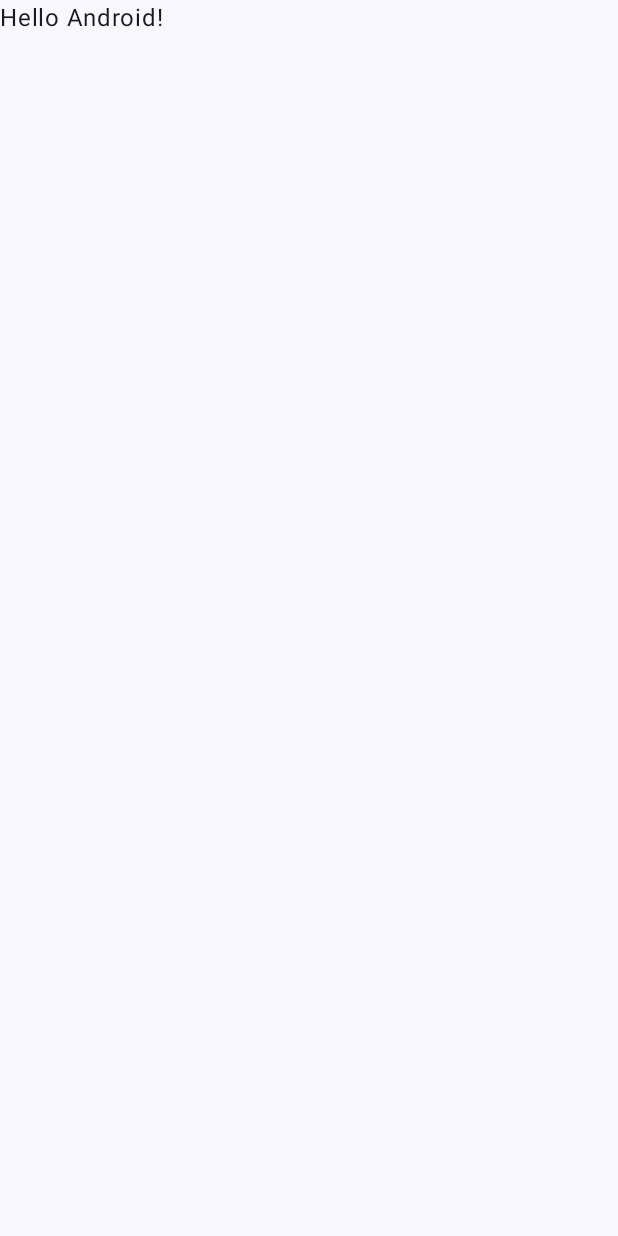
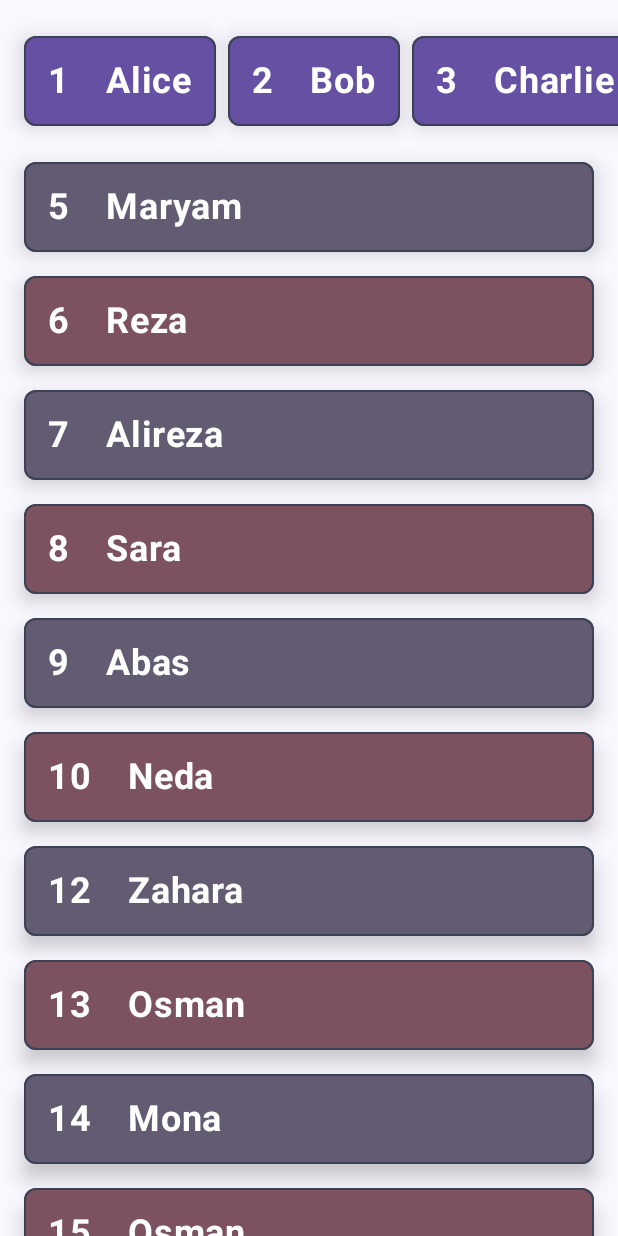
Before and after one commit to Aliza-sh/aliza-android-JC, an Android app built with Jetpack Compose: the screen it shows after launch (MainActivity), on a phone screen of 412 x 824 dp. Before the commit the screen is almost empty. Run offline under Robolectric (Android 15) with nearby library versions, the phone set to English and light mode, and no system bars; our stand-ins replace livedata-compose.

Commit message:
Basic implementation of Lazy column and row

```diff
--- a/app/build.gradle.kts
+++ b/app/build.gradle.kts
@@ -66,4 +66,7 @@ dependencies {
     androidTestImplementation(libs.androidx.ui.test.junit4)
     debugImplementation(libs.androidx.ui.tooling)
     debugImplementation(libs.androidx.ui.test.manifest)
+
+    //liveData + state
+    implementation(libs.androidx.runtime.livedata)
 }
--- a/app/src/main/java/com/aliza/alizaandroidJC/MainActivity.kt
+++ b/app/src/main/java/com/aliza/alizaandroidJC/MainActivity.kt
@@ -4,44 +4,92 @@ import android.os.Bundle
 import androidx.activity.ComponentActivity
 import androidx.activity.compose.setContent
 import androidx.activity.enableEdgeToEdge
+import androidx.activity.viewModels
+import androidx.compose.foundation.layout.Box
 import androidx.compose.foundation.layout.fillMaxSize
 import androidx.compose.foundation.layout.padding
 import androidx.compose.material3.Scaffold
-import androidx.compose.material3.Text
+import androidx.compose.material3.SnackbarHost
+import androidx.compose.material3.SnackbarHostState
 import androidx.compose.runtime.Composable
+import androidx.compose.runtime.livedata.observeAsState
+import androidx.compose.runtime.remember
+import androidx.compose.runtime.rememberCoroutineScope
 import androidx.compose.ui.Modifier
 import androidx.compose.ui.tooling.preview.Preview
+import com.aliza.alizaandroidJC.lazy_basic.LazyBasicViewModel
+import com.aliza.alizaandroidJC.lazy_basic.ShowUsers
+import com.aliza.alizaandroidJC.lazy_basic.otherUsers
+import com.aliza.alizaandroidJC.lazy_basic.topUsers
 import com.aliza.alizaandroidJC.ui.theme.AlizaAndroidJCTheme
+import kotlinx.coroutines.launch
 
 class MainActivity : ComponentActivity() {
+
+    private val viewModel by viewModels<LazyBasicViewModel>()
+
     override fun onCreate(savedInstanceState: Bundle?) {
         super.onCreate(savedInstanceState)
         enableEdgeToEdge()
         setContent {
             AlizaAndroidJCTheme {
-                Scaffold(modifier = Modifier.fillMaxSize()) { innerPadding ->
-                    Greeting(
-                        name = "Android",
-                        modifier = Modifier.padding(innerPadding)
-                    )
-                }
+                MainScreen(viewModel)
             }
         }
     }
 }
 
 @Composable
-fun Greeting(name: String, modifier: Modifier = Modifier) {
-    Text(
-        text = "Hello $name!",
-        modifier = modifier
-    )
+fun MainScreen(viewModel: LazyBasicViewModel) {
+
+    // Define a list of items
+    val topUsers = viewModel.topUsers.observeAsState(emptyList()).value
+    val otherUsers = viewModel.users.observeAsState(emptyList()).value
+
+    // Remember the SnackbarHostState to show the snackbar
+    val snackbarHostState = remember { SnackbarHostState() }
+
+    // Launch a coroutine to show the snackbar
+    val coroutineScope = rememberCoroutineScope()
+
+    // Scaffold to hold the SnackbarHost, Lazies
+    Scaffold(
+        modifier = Modifier.fillMaxSize(),
+        snackbarHost = { SnackbarHost(snackbarHostState) }
+    ) { innerPadding ->
+        Box(modifier = Modifier.padding(innerPadding)) {
+            ShowUsers(topUsers = topUsers, otherUsers = otherUsers) {
+                coroutineScope.launch {
+                    snackbarHostState.showSnackbar("You clicked: $it")
+                }
+            }
+        }
+    }
+
 }
 
 @Preview(showBackground = true)
 @Composable
 fun GreetingPreview() {
     AlizaAndroidJCTheme {
-        Greeting("Android")
+
+        val previewViewModel = LazyBasicViewModel()
+
+        // Remember the SnackbarHostState to show the snackbar
+        val snackbarHostState = remember { SnackbarHostState() }
+
+        // Launch a coroutine to show the snackbar
+        val coroutineScope = rememberCoroutineScope()
+
+        // Scaffold to hold the SnackbarHost and LazyColumn
+        Scaffold(
+            snackbarHost = { SnackbarHost(snackbarHostState) }
+        ) {
+            ShowUsers(topUsers = topUsers, otherUsers = otherUsers) {
+                coroutineScope.launch {
+                    snackbarHostState.showSnackbar("You clicked: $it")
+                }
+            }
+        }
     }
 }
--- /dev/null
+++ b/app/src/main/java/com/aliza/alizaandroidJC/lazy_basic/LazyBasic.kt
@@ -0,0 +1,86 @@
+package com.aliza.alizaandroidJC.lazy_basic
+
+import androidx.compose.foundation.BorderStroke
+import androidx.compose.foundation.layout.Arrangement
+import androidx.compose.foundation.layout.Column
+import androidx.compose.foundation.layout.PaddingValues
+import androidx.compose.foundation.layout.Row
+import androidx.compose.foundation.layout.Spacer
+import androidx.compose.foundation.layout.fillMaxSize
+import androidx.compose.foundation.layout.fillMaxWidth
+import androidx.compose.foundation.layout.height
+import androidx.compose.foundation.layout.padding
+import androidx.compose.foundation.layout.wrapContentHeight
+import androidx.compose.foundation.lazy.LazyColumn
+import androidx.compose.foundation.lazy.LazyRow
+import androidx.compose.foundation.lazy.items
+import androidx.compose.foundation.shape.RoundedCornerShape
+import androidx.compose.material3.Card
+import androidx.compose.material3.CardDefaults
+import androidx.compose.material3.MaterialTheme
+import androidx.compose.material3.Text
+import androidx.compose.runtime.Composable
+import androidx.compose.ui.Alignment
+import androidx.compose.ui.Modifier
+import androidx.compose.ui.unit.dp
+
+@Composable
+fun ShowUsers(
+    topUsers: List<User>,
+    otherUsers: List<User>,
+    onItemClick: (String) -> Unit
+) {
+    Column(modifier = Modifier.fillMaxSize()) {
+        // LazyRow at the top
+        LazyRow(
+            modifier = Modifier
+                .fillMaxWidth()
+                .wrapContentHeight(),
+            contentPadding = PaddingValues(top = 16.dp, end = 16.dp, start = 16.dp),
+            horizontalArrangement = Arrangement.spacedBy(8.dp),
+            verticalAlignment = Alignment.CenterVertically
+        ) {
+            items(topUsers) {
+                Item(it) { name -> onItemClick(name) }
+            }
+        }
+        // Margin
+        Spacer(modifier = Modifier.height(16.dp))
+        // LazyColumn at the bottom
+        LazyColumn(
+            modifier = Modifier
+                .fillMaxSize()
+                .wrapContentHeight(),
+            contentPadding = PaddingValues(bottom = 16.dp, end = 16.dp, start = 16.dp),
+            verticalArrangement = Arrangement.spacedBy(8.dp),
+            horizontalAlignment = Alignment.CenterHorizontally
+        ) {
+            items(otherUsers) {
+                Item(it) { name -> onItemClick(name) }
+            }
+        }
+    }
+}
+
+@Composable
+fun Item(user: User, onItemClick: (String) -> Unit) {
+    Card(
+        onClick = { onItemClick(user.name) },
+        modifier = Modifier
+            .padding(top = 8.dp)
+            .fillMaxWidth(),
+        enabled = true,
+        shape = RoundedCornerShape(8.dp),
+        colors = CardDefaults.cardColors(
+            containerColor = user.color,
+            contentColor = MaterialTheme.colorScheme.onPrimary
+        ),
+        elevation = CardDefaults.cardElevation(8.dp),
+        border = BorderStroke(1.dp, MaterialTheme.colorScheme.secondary)
+    ) {
+        Row(modifier = Modifier.padding(16.dp)) {
+            Text(text = user.rank.toString(), modifier = Modifier.padding(end = 24.dp))
+            Text(text = user.name)
+        }
+    }
+}
--- /dev/null
+++ b/app/src/main/java/com/aliza/alizaandroidJC/lazy_basic/LazyBasicMockData.kt
@@ -0,0 +1,32 @@
+package com.aliza.alizaandroidJC.lazy_basic
+
+import com.aliza.alizaandroidJC.ui.theme.Pink40
+import com.aliza.alizaandroidJC.ui.theme.Purple40
+import com.aliza.alizaandroidJC.ui.theme.PurpleGrey40
+
+val topUsers = mutableListOf(
+    User("Alice", 1, Purple40),
+    User("Bob", 2, Purple40),
+    User("Charlie", 3, Purple40),
+    User("Ali", 4, Purple40)
+)
+
+val otherUsers = mutableListOf(
+    User("Maryam", 5, PurpleGrey40),
+    User("Reza", 6, Pink40),
+    User("Alireza", 7, PurpleGrey40),
+    User("Sara", 8, Pink40),
+    User("Abas", 9, PurpleGrey40),
+    User("Neda", 10, Pink40),
+    User("Zahara", 12, PurpleGrey40),
+    User("Osman", 13, Pink40),
+    User("Mona", 14, PurpleGrey40),
+    User("Osman", 15, Pink40),
+    User("Mona", 16, PurpleGrey40),
+    User("Osman", 17, Pink40),
+    User("Mona", 18, PurpleGrey40),
+    User("Osman", 19, Pink40),
+    User("Mona", 20, PurpleGrey40),
+    User("Osman", 21, Pink40),
+    User("Mona", 22, PurpleGrey40),
+)
--- /dev/null
+++ b/app/src/main/java/com/aliza/alizaandroidJC/lazy_basic/LazyBasicModel.kt
@@ -0,0 +1,16 @@
+package com.aliza.alizaandroidJC.lazy_basic
+
+import androidx.compose.ui.graphics.Color
+
+data class User(
+    val name: String,
+    val rank: Int,
+    val color: Color
+)
+
+class UserRepository {
+
+    fun getTopUsers(): List<User> = topUsers.toList()
+    fun getUsers(): List<User> = otherUsers.toList()
+
+}
--- /dev/null
+++ b/app/src/main/java/com/aliza/alizaandroidJC/lazy_basic/LazyBasicViewModel.kt
@@ -0,0 +1,35 @@
+package com.aliza.alizaandroidJC.lazy_basic
+
+import androidx.lifecycle.LiveData
+import androidx.lifecycle.MutableLiveData
+import androidx.lifecycle.ViewModel
+import androidx.lifecycle.viewModelScope
+import kotlinx.coroutines.delay
+import kotlinx.coroutines.launch
+
+class LazyBasicViewModel : ViewModel() {
+
+    private val repository = UserRepository()
+
+    init {
+        viewModelScope.launch {
+            delay(300)
+            loadUsers()
+            loadTopUsers()
+        }
+    }
+
+    private val _topUsers = MutableLiveData<List<User>>()
+    val topUsers: LiveData<List<User>> = _topUsers
+
+    private fun loadTopUsers() {
+        _topUsers.value = repository.getTopUsers()
+    }
+
+    private val _users = MutableLiveData<List<User>>()
+    val users: LiveData<List<User>> = _users
+
+    private fun loadUsers() {
+        _users.value = repository.getUsers()
+    }
+}
--- a/app/src/main/java/com/aliza/alizaandroidJC/ui/theme/Type.kt
+++ b/app/src/main/java/com/aliza/alizaandroidJC/ui/theme/Type.kt
@@ -1,6 +1,7 @@
 package com.aliza.alizaandroidJC.ui.theme
 
 import androidx.compose.material3.Typography
+import androidx.compose.ui.graphics.Color
 import androidx.compose.ui.text.TextStyle
 import androidx.compose.ui.text.font.FontFamily
 import androidx.compose.ui.text.font.FontWeight
@@ -9,9 +10,10 @@ import androidx.compose.ui.unit.sp
 // Set of Material typography styles to start with
 val Typography = Typography(
     bodyLarge = TextStyle(
-        fontFamily = FontFamily.Default,
-        fontWeight = FontWeight.Normal,
-        fontSize = 16.sp,
+        color = Color.White,
+        fontFamily = FontFamily.SansSerif,
+        fontWeight = FontWeight.W700,
+        fontSize = 24.sp,
         lineHeight = 24.sp,
         letterSpacing = 0.5.sp
     )
--- a/gradle/libs.versions.toml
+++ b/gradle/libs.versions.toml
@@ -8,6 +8,7 @@ espressoCore = "3.5.1"
 lifecycleRuntimeKtx = "2.6.1"
 activityCompose = "1.8.0"
 composeBom = "2024.04.01"
+runtimeLivedata = "1.6.8"
 
 [libraries]
 androidx-core-ktx = { group = "androidx.core", name = "core-ktx", version.ref = "coreKtx" }
@@ -24,6 +25,7 @@ androidx-ui-tooling-preview = { group = "androidx.compose.ui", name = "ui-toolin
 androidx-ui-test-manifest = { group = "androidx.compose.ui", name = "ui-test-manifest" }
 androidx-ui-test-junit4 = { group = "androidx.compose.ui", name = "ui-test-junit4" }
 androidx-material3 = { group = "androidx.compose.material3", name = "material3" }
+androidx-runtime-livedata = { group = "androidx.compose.runtime", name = "runtime-livedata", version.ref = "runtimeLivedata" }
 
 [plugins]
 android-application = { id = "com.android.application", version.ref = "agp" }
```
